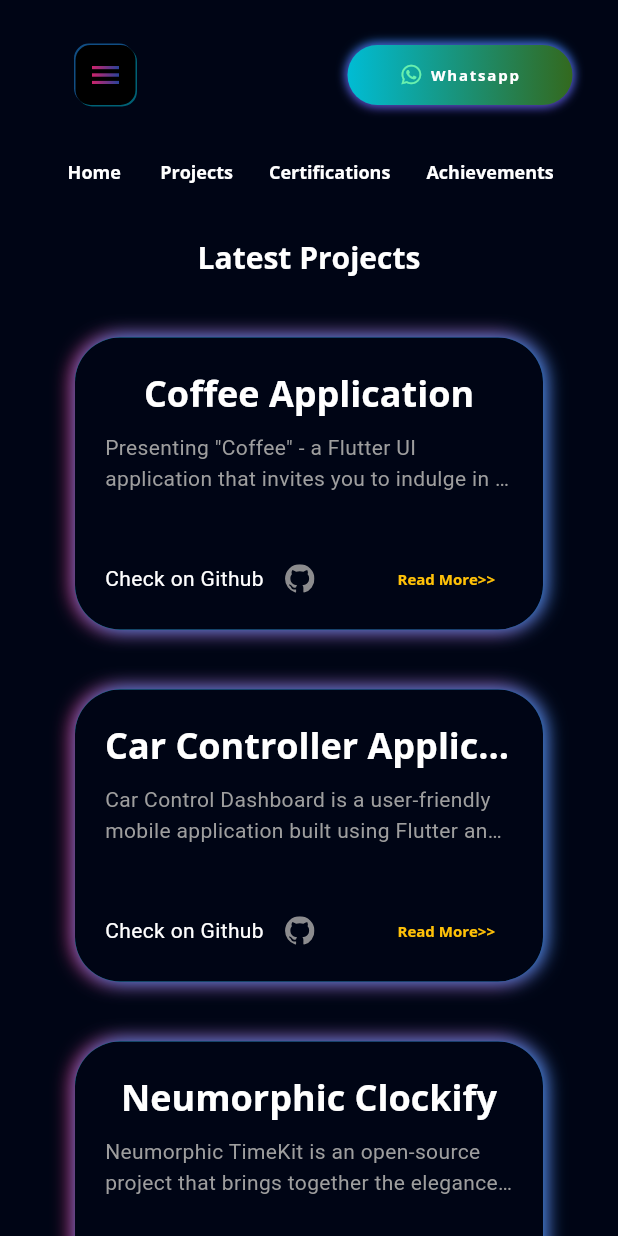
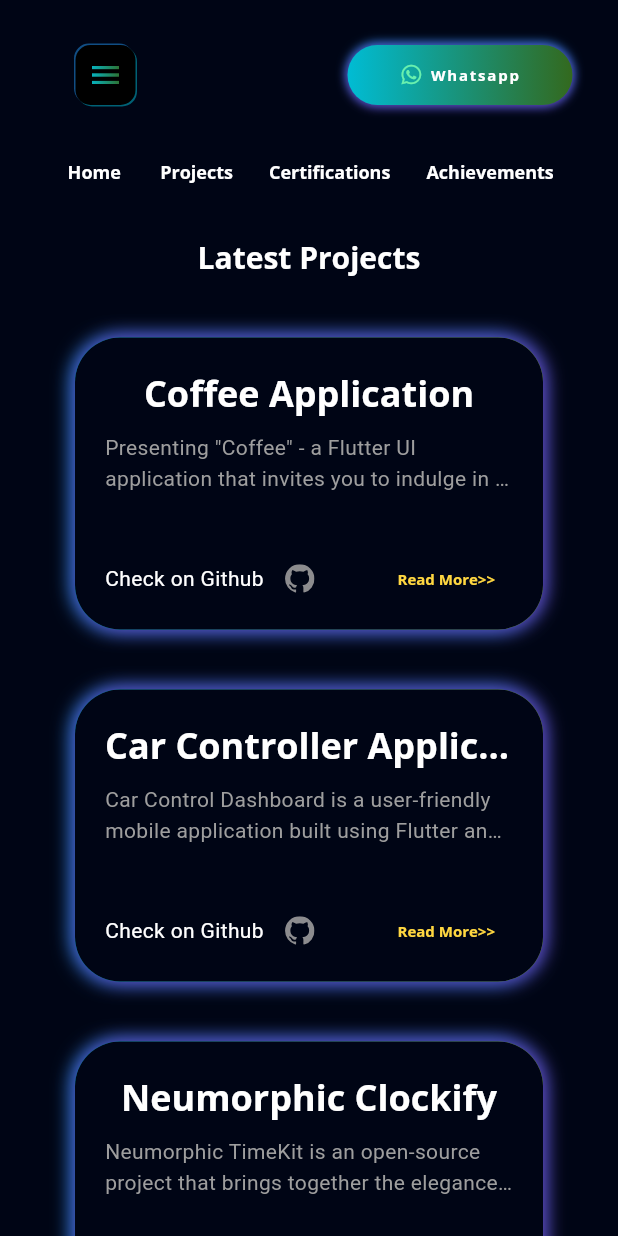
Before and after one commit to ilhamridho04/my-portofolio, a Flutter app: the screen it shows after launch, scrolled down 576 dp, after a tap on "Read More>>", on a phone screen of 412 x 824 dp. Run offline on Flutter 3.47's test engine with Material 2 defaults, Android fonts, the phone set to English and light mode, and no system bars; our stand-ins replace flutter_svg, font_awesome_flutter, get, google_fonts, photo_view.

Commit message:
change color

```diff
--- a/lib/view/certifications/components/certificates_details.dart
+++ b/lib/view/certifications/components/certificates_details.dart
@@ -78,7 +78,7 @@ class CertificateStack extends StatelessWidget {
                         ),
                         boxShadow:const [
                           BoxShadow(color: Colors.blue,offset: Offset(0, -1),blurRadius: 5),
-                          BoxShadow(color: Colors.red,offset: Offset(0, 1),blurRadius: 5),
+                          BoxShadow(color: Colors.deepPurple,offset: Offset(0, 1),blurRadius: 5),
                         ]
                     ),
                     child: const Row(
--- a/lib/view/certifications/components/certification_grid.dart
+++ b/lib/view/certifications/components/certification_grid.dart
@@ -25,16 +25,16 @@ class CertificateGrid extends StatelessWidget {
                 borderRadius: BorderRadius.circular(30),
                 gradient: const LinearGradient(colors: [
                   Colors.cyan,
-                  Colors.blue,
+                  Colors.lightGreen,
                 ]),
                 boxShadow:  [
                   BoxShadow(
-                    color: Colors.pink,
+                    color: Colors.blue,
                     offset: const Offset(-2, 0),
                     blurRadius: controller.hovers[index] ? 20 : 10,
                   ),
                   BoxShadow(
-                    color: Colors.blue,
+                    color: Colors.deepPurple,
                     offset: const Offset(2, 0),
                     blurRadius: controller.hovers[index] ? 20 : 10,),
                 ]),
--- a/lib/view/intro/components/animated_texts_componenets.dart
+++ b/lib/view/intro/components/animated_texts_componenets.dart
@@ -53,7 +53,7 @@ class AnimatedImageContainerState extends State<AnimatedImageContainer>
                   blurRadius: 20,
                 ),
                 BoxShadow(
-                  color: Colors.blue,
+                  color: Colors.deepPurple,
                   offset: Offset(2, 0),
                   blurRadius: 20,
                 ),
--- a/lib/view/intro/components/download_button.dart
+++ b/lib/view/intro/components/download_button.dart
@@ -19,14 +19,14 @@ class DownloadButton extends StatelessWidget {
           borderRadius: BorderRadius.circular(20),
             boxShadow:const [
               BoxShadow(color: Colors.blue,offset: Offset(0, -1),blurRadius: 5),
-              BoxShadow(color: Colors.red,offset: Offset(0, 1),blurRadius: 5),
+              BoxShadow(color: Colors.deepPurple,offset: Offset(0, 1),blurRadius: 5),
             ],
           gradient: LinearGradient(
               begin: Alignment.topLeft,
               end: Alignment.bottomRight,
               colors: [
-                Colors.pink,
-                Colors.blue.shade900,
+                Colors.cyan,
+                Colors.lightGreen.shade900,
               ]),
         ),
         child: Row(
--- a/lib/view/intro/components/side_menu_button.dart
+++ b/lib/view/intro/components/side_menu_button.dart
@@ -34,7 +34,7 @@ class MenuButton extends StatelessWidget {
                   child: ShaderMask(
                     shaderCallback: (bounds) {
                       return LinearGradient(
-                              colors: [Colors.pink, Colors.blue.shade900])
+                              colors: [Colors.cyan, Colors.lightGreen.shade900])
                           .createShader(bounds);
                     },
                     child: Icon(
--- a/lib/view/intro/components/subtitle_text.dart
+++ b/lib/view/intro/components/subtitle_text.dart
@@ -19,8 +19,8 @@ class AnimatedSubtitleText extends StatelessWidget {
               color: Colors.white,
               fontWeight: FontWeight.w900,
               shadows: gradient? [
-                const Shadow(color: Colors.pink,offset: Offset(0, 2),blurRadius: 10),
-                const Shadow(color: Colors.pink,offset: Offset(0, -2),blurRadius: 10),
+                const Shadow(color: Colors.cyan,offset: Offset(0, 2),blurRadius: 10),
+                const Shadow(color: Colors.cyan,offset: Offset(0, -2),blurRadius: 10),
               ] :[] ,
               height: 0,
               fontSize: value),
--- a/lib/view/main/components/drawer/my_skill.dart
+++ b/lib/view/main/components/drawer/my_skill.dart
@@ -27,7 +27,7 @@ class AnimatedLinearProgressIndicator extends StatelessWidget {
             LinearProgressIndicator(
               value: value,
               backgroundColor: Colors.black,
-              color: Colors.amberAccent,
+              color: Colors.amberAccent.shade200,
             ),
           ],
         );
--- a/lib/view/projects/components/project_link.dart
+++ b/lib/view/projects/components/project_link.dart
@@ -21,7 +21,7 @@ class ProjectLinks extends StatelessWidget {
         TextButton(
             onPressed: () {
               launchUrl(Uri.parse(projectList[index].link));
-            }, child: const Text('Read More>>',overflow: TextOverflow.ellipsis,style: TextStyle(color: Colors.amber,fontWeight: FontWeight.bold,fontSize: 10),))
+            }, child: const Text('Read More>>',overflow: TextOverflow.ellipsis,style: TextStyle(color: Colors.amberAccent,fontWeight: FontWeight.bold,fontSize: 10),))
       ],
     );
   }
--- a/lib/view/projects/components/projects_grid.dart
+++ b/lib/view/projects/components/projects_grid.dart
@@ -25,16 +25,16 @@ class ProjectGrid extends StatelessWidget {
                 borderRadius: BorderRadius.circular(30),
                 gradient: const LinearGradient(colors: [
                   Colors.cyan,
-                  Colors.blue,
+                  Colors.lightGreen,
                 ]),
                 boxShadow:  [
                   BoxShadow(
-                    color: Colors.pink,
+                    color: Colors.blue,
                     offset: const Offset(-2, 0),
                     blurRadius: controller.hovers[index] ? 20 : 10,
                   ),
                   BoxShadow(
-                      color: Colors.blue,
+                      color: Colors.deepPurple,
                       offset: const Offset(2, 0),
                       blurRadius: controller.hovers[index] ? 20 : 10,),
                 ]),
--- a/lib/view/projects/components/title_text.dart
+++ b/lib/view/projects/components/title_text.dart
@@ -32,8 +32,8 @@ class TitleText extends StatelessWidget {
                       end: Alignment.centerRight,
                       begin: Alignment.centerLeft,
                       colors: [
-                        Colors.pink,
-                        Colors.cyanAccent,
+                        Colors.cyan,
+                        Colors.lightGreen,
                       ]).createShader(bounds);
                 },
                 child: Text(
--- a/lib/view/splash/componenets/animated_loading_text.dart
+++ b/lib/view/splash/componenets/animated_loading_text.dart
@@ -18,8 +18,8 @@ class AnimatedLoadingText extends StatelessWidget {
           const SizedBox(height: defaultPadding/2,),
           Text(
             '${(value * 100).toInt()}%',style: const TextStyle(color: Colors.white,fontWeight: FontWeight.bold,shadows: [
-            Shadow(color: Colors.pink,blurRadius: 10 , offset: Offset(2,2)),
-            Shadow(color: Colors.blue,blurRadius: 10 , offset: Offset(-2,-2)),
+            Shadow(color: Colors.blue,blurRadius: 10 , offset: Offset(2,2)),
+            Shadow(color: Colors.lightGreen,blurRadius: 10 , offset: Offset(-2,-2)),
           ]),)
         ],
       ), tween: Tween(begin: 0.0,end: 1.0),),
```
Also changed, not shown: lib/view/main/components/drawer/drawer_image.dart (+4 -4 lines).
